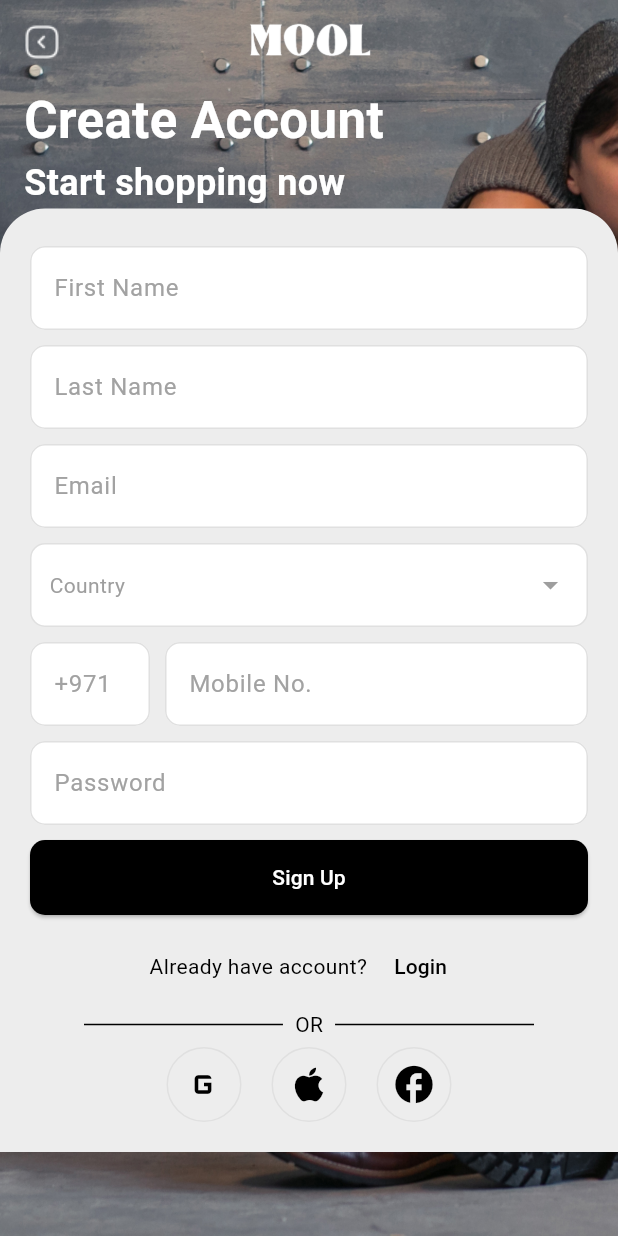
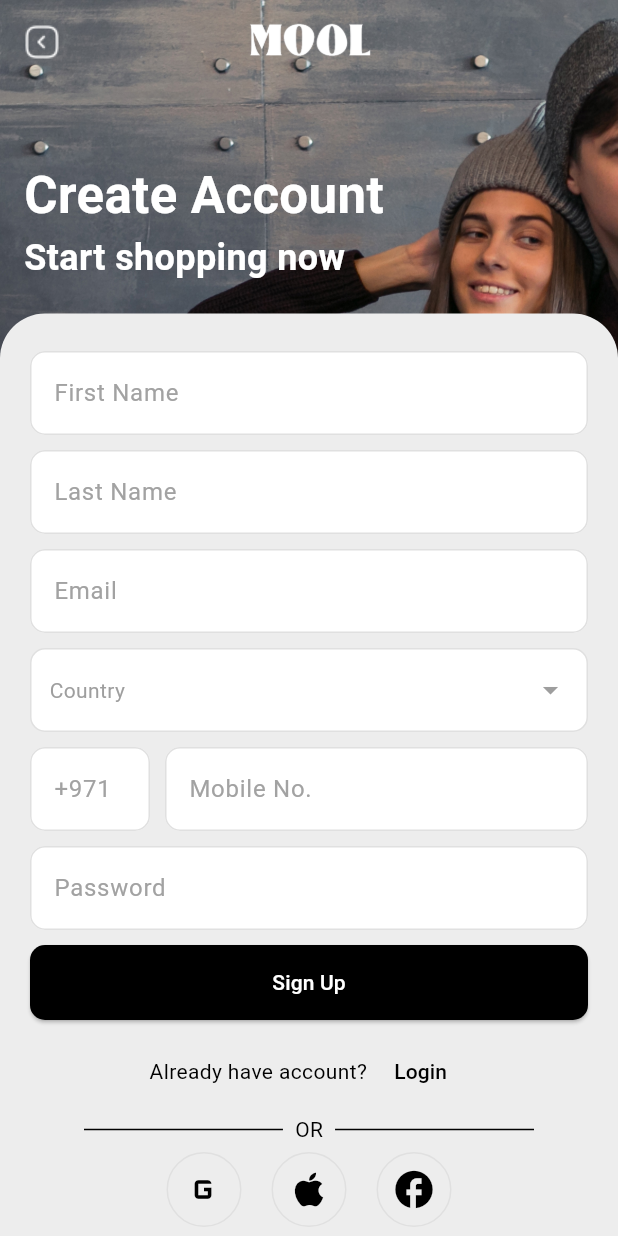
Before and after one commit to zezoamr/obelion-MOOL-flutter, a Flutter app: the SignupScreen screen opened directly, on a phone screen of 412 x 824 dp. Run offline on Flutter 3.47's test engine with Material 3 defaults, Android fonts, the light colour scheme and no system bars; our stand-ins replace flutter_svg.

Commit message:
fix signupscreen replaced spacer

```diff
--- a/flutter_mool/lib/screens/signup_screen.dart
+++ b/flutter_mool/lib/screens/signup_screen.dart
@@ -45,9 +45,7 @@
                 ),
                 centerTitle: true,
               ),
-              const Spacer(
-                flex: 3,
-              ),
+              const SizedBox(height: 50),
               const Padding(
                 padding: EdgeInsets.symmetric(horizontal: 16.0),
                 child: Align(
@@ -76,7 +74,7 @@
                   ),
                 ),
               ),
-              const Spacer(),
+              const SizedBox(height: 20),
               const SignupForm(),
             ],
           ),
```
